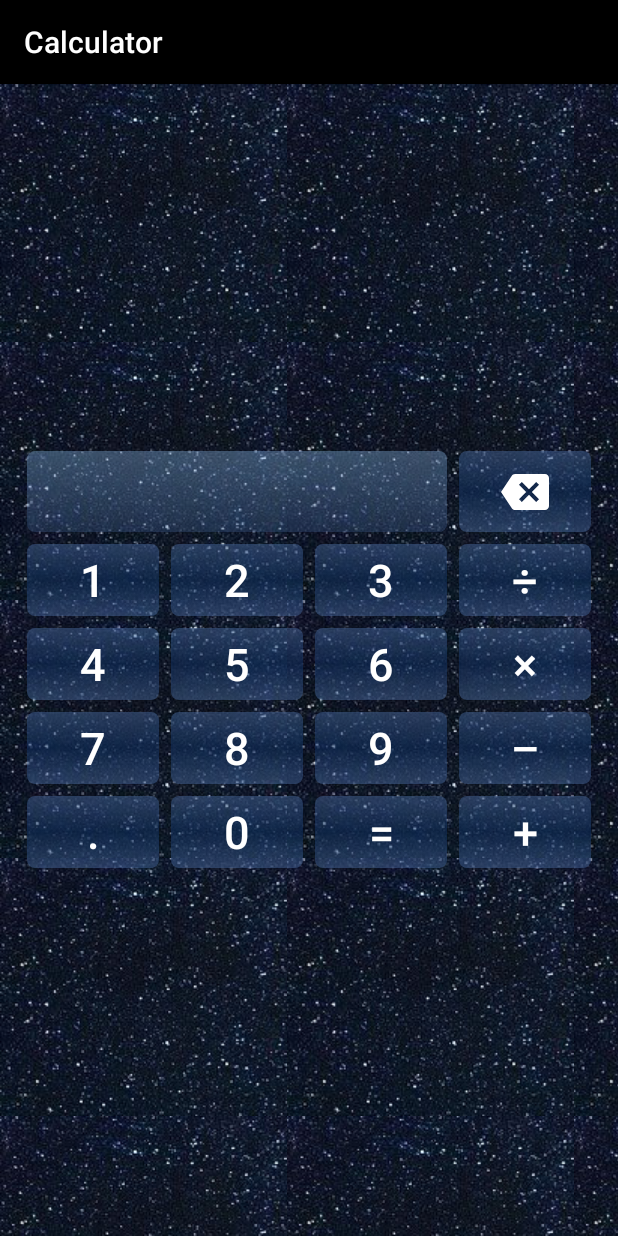
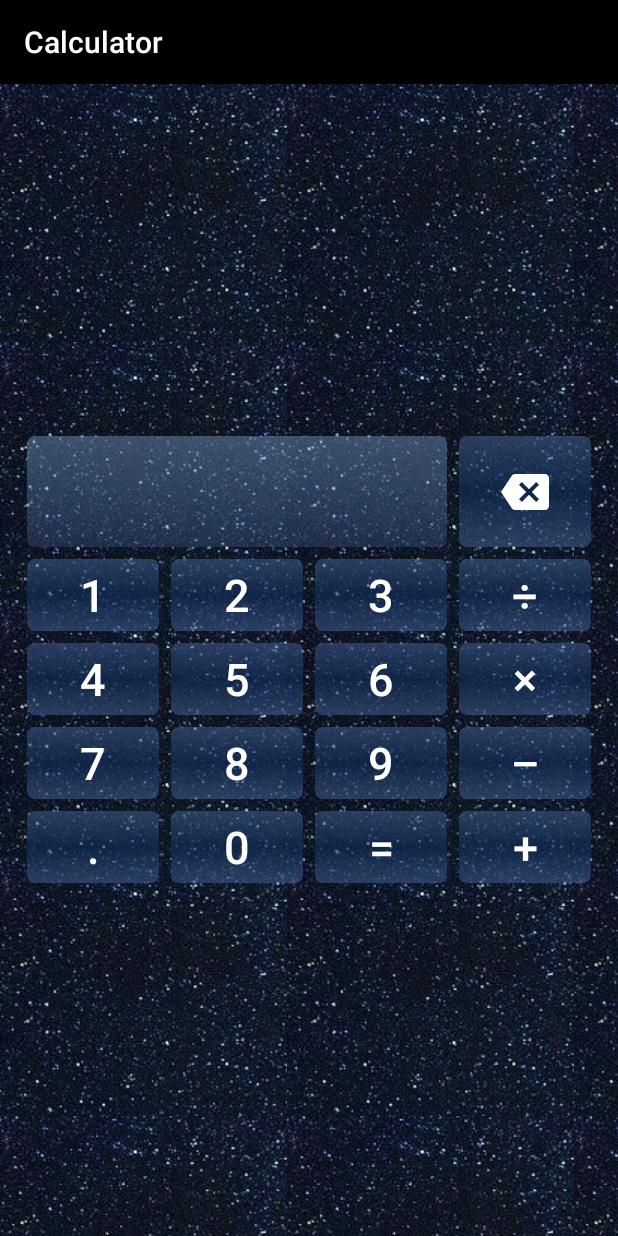
Before and after one commit to NeoSvet/Android1, an Android app: the screen it shows after launch (MainActivity), on a phone screen of 412 x 824 dp. Run offline under Robolectric (Android 15) with nearby library versions, the phone set to English and light mode, and no system bars.

Commit message:
fix UI tvResult

```diff
--- a/Calculator/src/main/res/layout/activity_main.xml
+++ b/Calculator/src/main/res/layout/activity_main.xml
@@ -19,6 +19,11 @@
             android:layout_margin="4dp"
             android:layout_span="3"
             android:background="@drawable/blue_alpha_gradient"
+            android:ellipsize="start"
+            android:padding="10dp"
+            android:singleLine="true"
+            android:textColor="@color/white"
+            android:textIsSelectable="true"
             android:textSize="40sp" />
 
         <ImageButton
```
